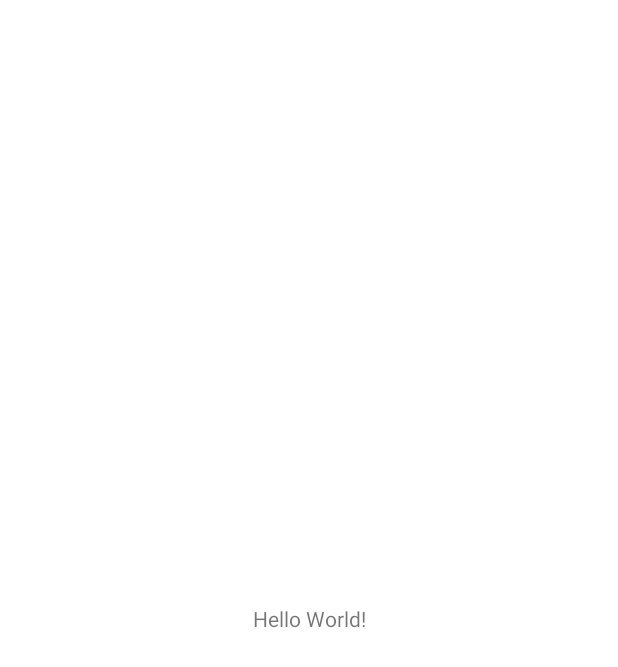
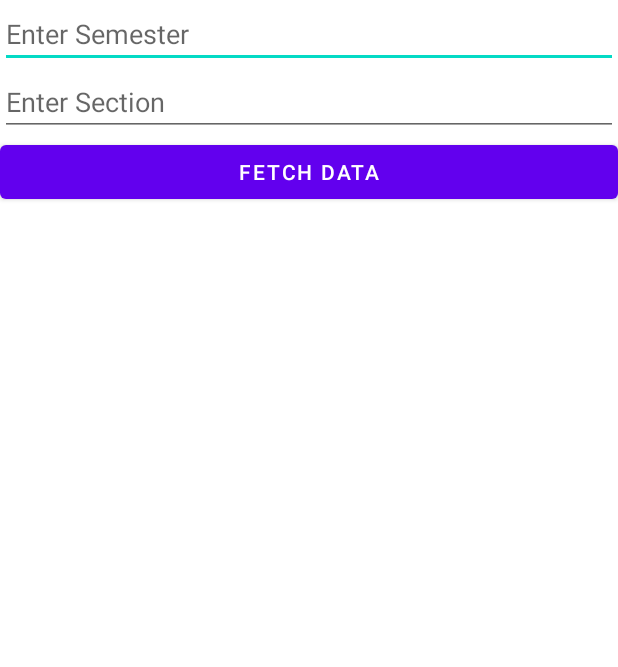
Before and after one commit to sun01822/ClassRoutine--An-android-app-using-Kotlin, an Android app: the screen it shows after launch (MainActivity), on a phone screen of 412 x 824 dp. Before the commit the part shown is almost empty. Shown: the top 667 px of the screen. Run offline under Robolectric (Android 15) with nearby library versions, the phone set to English and light mode, and no system bars; libraries missing offline, so code that uses them is left out: org.apache.poi.

Commit message:
Wrong code

```diff
--- a/app/src/main/AndroidManifest.xml
+++ b/app/src/main/AndroidManifest.xml
@@ -1,6 +1,8 @@
 <?xml version="1.0" encoding="utf-8"?>
 <manifest xmlns:android="http://schemas.android.com/apk/res/android"
     xmlns:tools="http://schemas.android.com/tools">
+
+    <uses-permission android:name="android.permission.INTERNET"/>
 
     <application
         android:allowBackup="true"
--- a/app/src/main/java/com/sun/classroutine/MainActivity.kt
+++ b/app/src/main/java/com/sun/classroutine/MainActivity.kt
@@ -1,11 +1,128 @@
 package com.sun.classroutine
 
+import android.os.Bundle
 import androidx.appcompat.app.AppCompatActivity
-import android.os.Bundle
+import androidx.recyclerview.widget.LinearLayoutManager
+import com.sun.classroutine.adapter.TodayClassAdapter
+import com.sun.classroutine.data.ClassInfo
+import com.sun.classroutine.databinding.ActivityMainBinding
+import kotlinx.coroutines.*
+import org.apache.poi.ss.usermodel.WorkbookFactory
+import java.io.File
+import java.io.FileOutputStream
+import java.net.URL
+import java.util.*
 
 class MainActivity : AppCompatActivity() {
+
+    private lateinit var binding: ActivityMainBinding
+    private lateinit var adapter: TodayClassAdapter
+    private val url =
+        "https://docs.google.com/spreadsheets/d/1R7_Aqq7WGvZz5kho97Y97e1p1FNsGpa2/edit#gid=461023197"
+
     override fun onCreate(savedInstanceState: Bundle?) {
         super.onCreate(savedInstanceState)
-        setContentView(R.layout.activity_main)
+
+        // Initialize ViewBinding
+        binding = ActivityMainBinding.inflate(layoutInflater)
+        setContentView(binding.root)
+
+        // Initialize RecyclerView
+        val recyclerView = binding.todayClassRecyclerView
+        recyclerView.layoutManager = LinearLayoutManager(this)
+        adapter = TodayClassAdapter(emptyList()) // Initialize with an empty list
+        recyclerView.adapter = adapter
+
+        // Set a click listener for the "Fetch Data" button
+        binding.fetchDataButton.setOnClickListener {
+            val semester = binding.semesterEditText.text.toString()
+            val section = binding.sectionEditText.text.toString()
+            val currentDay = getCurrentDay()
+
+            // Fetch class data from Excel sheet
+            fetchDataFromExcel(currentDay, semester, section)
+        }
+    }
+
+    private fun getCurrentDay(): String {
+        val calendar = Calendar.getInstance()
+
+        // Map the day of the week to its name
+        return when (calendar.get(Calendar.DAY_OF_WEEK)) {
+            Calendar.SUNDAY -> "Sunday"
+            Calendar.MONDAY -> "Monday"
+            Calendar.TUESDAY -> "Tuesday"
+            Calendar.WEDNESDAY -> "Wednesday"
+            Calendar.THURSDAY -> "Thursday"
+            Calendar.FRIDAY -> "Friday"
+            Calendar.SATURDAY -> "Saturday"
+            else -> "Unknown"
+        }
+    }
+
+    @OptIn(DelicateCoroutinesApi::class)
+    private fun fetchDataFromExcel(
+        dayOfWeek: String,
+        semester: String,
+        section: String
+    ) {
+        GlobalScope.launch(Dispatchers.IO) {
+            try {
+                // Download the Excel file from the URL and save it locally
+                val excelFile = File(cacheDir, "class_schedule.xlsx")
+                val urlConnection = URL(url).openConnection()
+                urlConnection.connect()
+
+                urlConnection.getInputStream().use { inputStream ->
+                    FileOutputStream(excelFile).use { outputStream ->
+                        val buffer = ByteArray(1024)
+                        var bytesRead: Int
+                        while (inputStream.read(buffer).also { bytesRead = it } != -1) {
+                            outputStream.write(buffer, 0, bytesRead)
+                        }
+                    }
+                }
+
+                // Now, open the downloaded Excel file with Apache POI
+                WorkbookFactory.create(excelFile).use { workbook ->
+                    // Get the sheet that contains the data.
+                    val sheet = workbook.getSheet("Sheet1")
+
+                    // Create a list to store the data.
+                    val data = mutableListOf<ClassInfo>()
+
+                    // Iterate over the rows in the sheet.
+                    for (rowNum in 0..sheet.lastRowNum) {
+                        // Get the values in the current row.
+                        val row = sheet.getRow(rowNum)
+                        if (row != null) {
+                            val values = row.map { it.toString() }
+
+                            // If the day of the week, semester, and section match, add the data to the list.
+                            if (values.getOrNull(0) == dayOfWeek && values.getOrNull(1) == semester && values.getOrNull(2) == section) {
+                                val classInfo = ClassInfo(
+                                    values[0], // day of the week
+                                    values[1], // semester
+                                    values[2], // section
+                                    values[3], // subject
+                                    values[4], // teacher
+                                    values[5] // start time
+                                )
+
+                                data.add(classInfo)
+                            }
+                        }
+                    }
+
+                    // Update the RecyclerView adapter with the fetched data on the main thread.
+                    withContext(Dispatchers.Main) {
+                        adapter.updateData(data)
+                    }
+                }
+            } catch (e: Exception) {
+                e.printStackTrace()
+                // Handle error, e.g., show an error message to the user
+            }
+        }
     }
 }
--- a/app/src/main/res/layout/activity_main.xml
+++ b/app/src/main/res/layout/activity_main.xml
@@ -1,18 +1,41 @@
 <?xml version="1.0" encoding="utf-8"?>
-<androidx.constraintlayout.widget.ConstraintLayout xmlns:android="http://schemas.android.com/apk/res/android"
-    xmlns:app="http://schemas.android.com/apk/res-auto"
-    xmlns:tools="http://schemas.android.com/tools"
+<LinearLayout xmlns:android="http://schemas.android.com/apk/res/android"
     android:layout_width="match_parent"
     android:layout_height="match_parent"
-    tools:context=".MainActivity">
+    xmlns:tools="http://schemas.android.com/tools"
+    tools:context=".MainActivity"
+    android:orientation="vertical">
 
-    <TextView
-        android:layout_width="wrap_content"
+    <!-- User Input Fields -->
+    <EditText
+        android:id="@+id/semesterEditText"
+        android:layout_width="match_parent"
         android:layout_height="wrap_content"
-        android:text="Hello World!"
-        app:layout_constraintBottom_toBottomOf="parent"
-        app:layout_constraintEnd_toEndOf="parent"
-        app:layout_constraintStart_toStartOf="parent"
-        app:layout_constraintTop_toTopOf="parent" />
+        android:hint="Enter Semester"
+        android:autofillHints=""
+        android:inputType="text" />
 
-</androidx.constraintlayout.widget.ConstraintLayout>
+    <EditText
+        android:id="@+id/sectionEditText"
+        android:layout_width="match_parent"
+        android:layout_height="wrap_content"
+        android:hint="Enter Section"
+        android:autofillHints=""
+        android:inputType="text" />
+
+    <Button
+        android:id="@+id/fetchDataButton"
+        android:layout_width="match_parent"
+        android:layout_height="wrap_content"
+        android:text="Fetch Data"/>
+
+    <!-- RecyclerView to display class items -->
+    <androidx.recyclerview.widget.RecyclerView
+        android:id="@+id/todayClassRecyclerView"
+        android:layout_width="match_parent"
+        android:layout_height="wrap_content"
+        android:clipToPadding="false"
+        android:padding="16dp"
+        android:scrollbars="vertical"
+        tools:listitem="@layout/item_today_class" />
+</LinearLayout>
--- a/app/src/main/res/values/strings.xml
+++ b/app/src/main/res/values/strings.xml
@@ -1,3 +1,5 @@
 <resources>
     <string name="app_name">ClassRoutine</string>
+    <!-- TODO: Remove or change this placeholder text -->
+    <string name="hello_blank_fragment">Hello blank fragment</string>
 </resources>
```
Also changed, not shown: app/build.gradle (+9 -1 lines), app/src/main/java/com/sun/classroutine/adapter/TodayClassAdapter.kt (added, +42 -0 lines), app/src/main/java/com/sun/classroutine/data/ClassInfo.kt (added, +10 -0 lines), app/src/main/res/layout/item_today_class.xml (added, +36 -0 lines).
